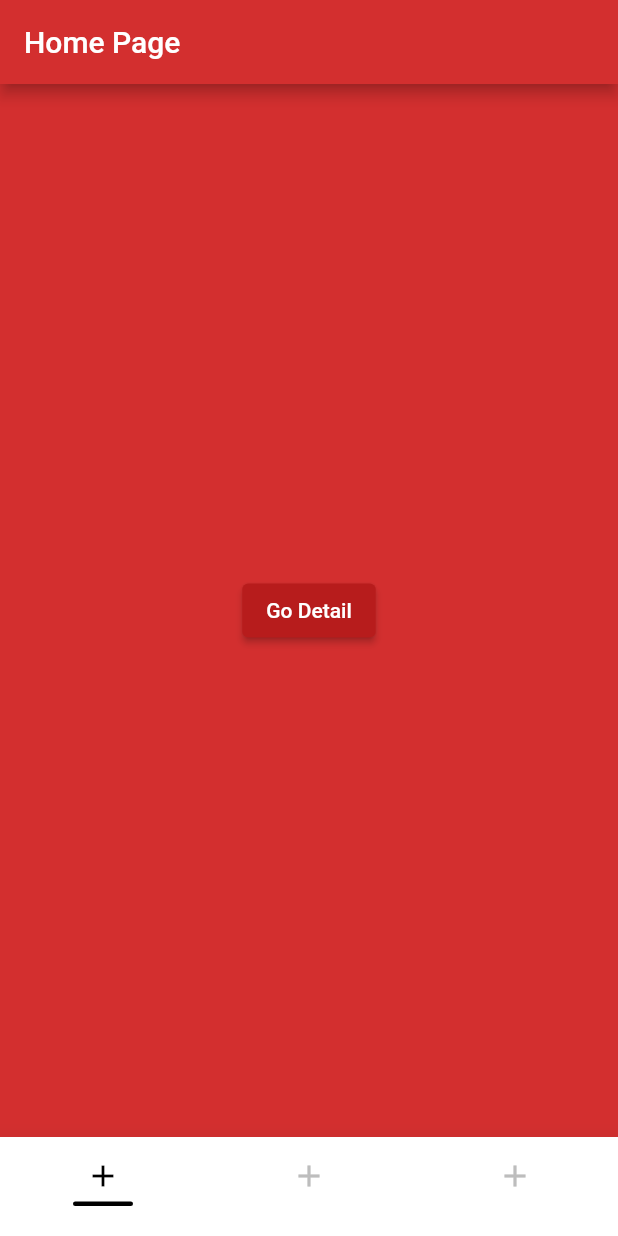
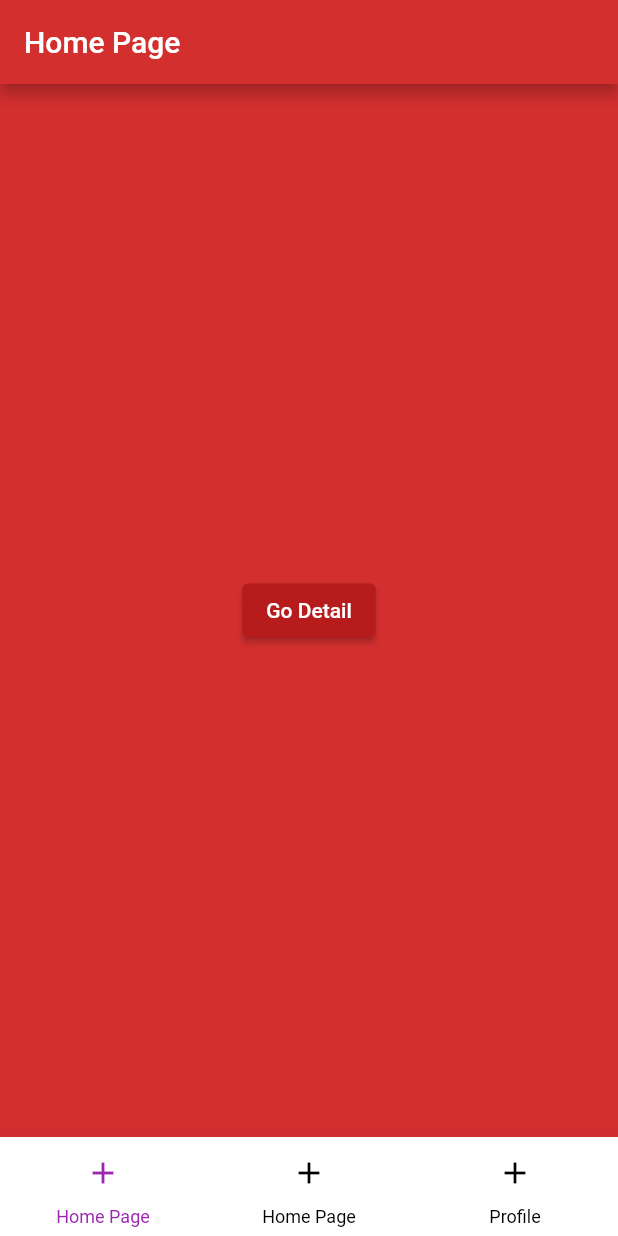
Before and after one commit to yusufnadar/instagram_bottom_nav_bar, a Flutter app: the screen it shows after launch, item 2 of the bottom bar chosen, after a tap on "Go Detail", on a phone screen of 412 x 824 dp. Run offline on Flutter 3.47's test engine with Material 2 defaults, Android fonts, the phone set to English and light mode, and no system bars; our stand-ins replace flutter_svg.

Commit message:
icon theme data bug fixed

```diff
--- a/example/lib/main.dart
+++ b/example/lib/main.dart
@@ -1,8 +1,4 @@
-import 'package:bottom_bar/pages/profile.dart';
 import 'package:flutter/material.dart';
-import 'package:instagram_bottom_nav_bar/instagram_tab_view.dart';
-import 'package:instagram_bottom_nav_bar/widget/icon_type.dart';
-import 'pages/home_page.dart';
 import 'pages/test.dart';
 
 main() {
--- a/example/lib/pages/home_page.dart
+++ b/example/lib/pages/home_page.dart
@@ -1,6 +1,5 @@
 import 'package:flutter/material.dart';
 import 'package:instagram_bottom_nav_bar/instagram_tab_view.dart';
-
 import 'test.dart';
 
 class HomePage extends StatelessWidget {
--- a/example/lib/pages/profile.dart
+++ b/example/lib/pages/profile.dart
@@ -1,8 +1,6 @@
 import 'dart:convert';
-
 import 'package:flutter/material.dart';
 import 'package:http/http.dart' as http;
-import 'package:instagram_bottom_nav_bar/instagram_tab_view.dart';
 
 class Profile extends StatelessWidget {
   const Profile({Key? key}) : super(key: key);
--- a/example/lib/pages/test.dart
+++ b/example/lib/pages/test.dart
@@ -10,29 +10,26 @@ class Test extends StatelessWidget {
   @override
   Widget build(BuildContext context) {
     return InstagramTabView(
-      selectedItemColor: Colors.black,
-      unselectedItemColor: Colors.grey.shade400,
+      selectedItemColor: Colors.purple,
+      unselectedItemColor: Colors.black,
       backgroundColor: Colors.white,
-      topOfBottomNavigationBar: ({Widget? child}) => Container(child: child),
+      //topOfBottomNavigationBar: ({Widget? child}) => Container(child: child),
       // Default is Colors.white
       elevation: 12,
       // Default elevation is 12,
-      showSelectedLabels: false,
+      showSelectedLabels: true,
       // Default showSelectedLabels is false,
-      showUnselectedLabels: false,
+      showUnselectedLabels: true,
       // Default showUnselectedLabels is false
       iconSize: 24,
       // Default iconSize is 24,
       bottomNavigationBarType: BottomNavigationBarType.fixed,
       iconType: IconType.icon,
       dividerWidth: 40,
-      isDivider: true,
+      //isDivider: true,
       dividerHeight: 3,
       dividerMargin: 5,
-      //middleHeight: 40,
-      //height: 70,
       selectedIconHeight: 20,
-      //middleColor: Colors.blue,
       items: [
         InstagramTabItem(
           label: 'Home Page',
@@ -45,7 +42,7 @@ class Test extends StatelessWidget {
           icon: Icons.add,
         ),
         InstagramTabItem(
-          label: 'Home Page',
+          label: 'Profile',
           page: Profile(),
           icon: Icons.add,
           settings: (settings) {
--- a/lib/view/bottom_nav_bar_view.dart
+++ b/lib/view/bottom_nav_bar_view.dart
@@ -217,8 +217,8 @@ class _InstagramTabViewState extends State<InstagramTabView>
     // we are adding tabs in build because when change some tab
     // we should see immediately
     generateTabs();
-    if(widget.topOfBottomNavigationBar == null){
-      widget.topOfBottomNavigationBar = ({Widget? child}){
+    if (widget.topOfBottomNavigationBar == null) {
+      widget.topOfBottomNavigationBar = ({Widget? child}) {
         return SizedBox(child: child);
       };
     }
@@ -316,8 +316,8 @@ class _InstagramTabViewState extends State<InstagramTabView>
                   // we can control color of selected and unselected item
                   color: middleColor == null
                       ? index == currentIndex
-                          ? widget.selectedItemColor
-                          : widget.unselectedItemColor
+                          ? widget.selectedIconTheme?.color
+                          : widget.unselectedIconTheme?.color
                       : middleColor,
                   // we can control width of selected and unselected item
                   width: index == currentIndex
@@ -364,8 +364,8 @@ class _InstagramTabViewState extends State<InstagramTabView>
               widget.items[index].icon,
               color: middleColor == null
                   ? index == currentIndex
-                      ? widget.selectedItemColor
-                      : widget.unselectedItemColor
+                      ? widget.selectedIconTheme?.color
+                      : widget.unselectedIconTheme?.color
                   : middleColor,
               width: index == currentIndex
                   ? widget.selectedIconWidth
@@ -388,8 +388,8 @@ class _InstagramTabViewState extends State<InstagramTabView>
                   widget.items[index].icon,
                   color: middleColor == null
                       ? index == currentIndex
-                          ? widget.selectedItemColor
-                          : widget.unselectedItemColor
+                          ? widget.selectedIconTheme?.color
+                          : widget.unselectedIconTheme?.color
                       : middleColor,
                   width: index == currentIndex
                       ? widget.selectedIconWidth
@@ -425,8 +425,8 @@ class _InstagramTabViewState extends State<InstagramTabView>
                 widget.items[index].icon,
                 color: middleColor == null
                     ? index == currentIndex
-                        ? widget.selectedItemColor
-                        : widget.unselectedItemColor
+                        ? widget.selectedIconTheme?.color
+                        : widget.unselectedIconTheme?.color
                     : middleColor,
                 width: index == currentIndex
                     ? widget.selectedIconWidth
@@ -444,17 +444,19 @@ class _InstagramTabViewState extends State<InstagramTabView>
             child = Column(
               mainAxisAlignment: MainAxisAlignment.center,
               children: [
-                Icon(widget.items[index].icon,
+                Icon(
+                  widget.items[index].icon,
                   color: middleColor == null
                       ? index == currentIndex
-                            ? widget.selectedItemColor
-                            : widget.unselectedItemColor
+                          ? widget.selectedIconTheme?.color
+                          : widget.unselectedIconTheme?.color
                       : middleColor,
                   size: middleHeight == null
                       ? index == currentIndex
                           ? widget.selectedIconSize
                           : widget.unSelectedIconSize
-                        : widget.middleHeight),
+                      : widget.middleHeight,
+                ),
                 if (index == currentIndex && middleColor == null)
                   Container(
                     width: widget.dividerWidth ?? 15,
@@ -474,17 +476,19 @@ class _InstagramTabViewState extends State<InstagramTabView>
               ],
             );
           } else {
-            child = Icon(widget.items[index].icon,
+            child = Icon(
+              widget.items[index].icon,
               color: middleColor == null
                   ? index == currentIndex
-                        ? widget.selectedItemColor
-                        : widget.unselectedItemColor
+                      ? widget.selectedIconTheme?.color
+                      : widget.unselectedIconTheme?.color
                   : middleColor,
               size: middleHeight == null
                   ? index == currentIndex
                       ? widget.selectedIconSize
                       : widget.unSelectedIconSize
-                    : widget.middleHeight);
+                  : widget.middleHeight,
+            );
           }
         }
         return BottomNavigationBarItem(
--- a/pubspec.yaml
+++ b/pubspec.yaml
@@ -1,6 +1,6 @@
 name: instagram_bottom_nav_bar
 description: Best bottom bar structure created to control page flow. You don't need to describe navigatorKey for each Bottom Bar Item. I've already do that.
-version: 3.0.12
+version: 3.0.13
 homepage: https://github.com/yusufnadar/instagram_bottom_nav_bar
 
 environment:
```
Also changed, not shown: 2 other files. Lines whose indentation alone changed are shown as unchanged.
